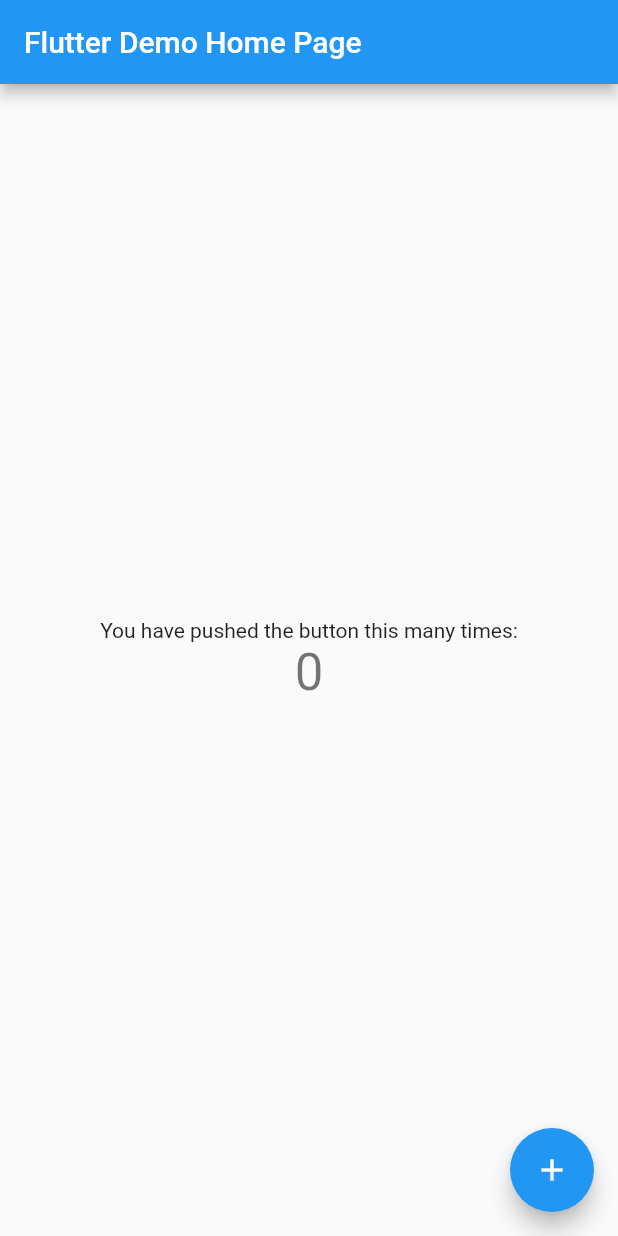
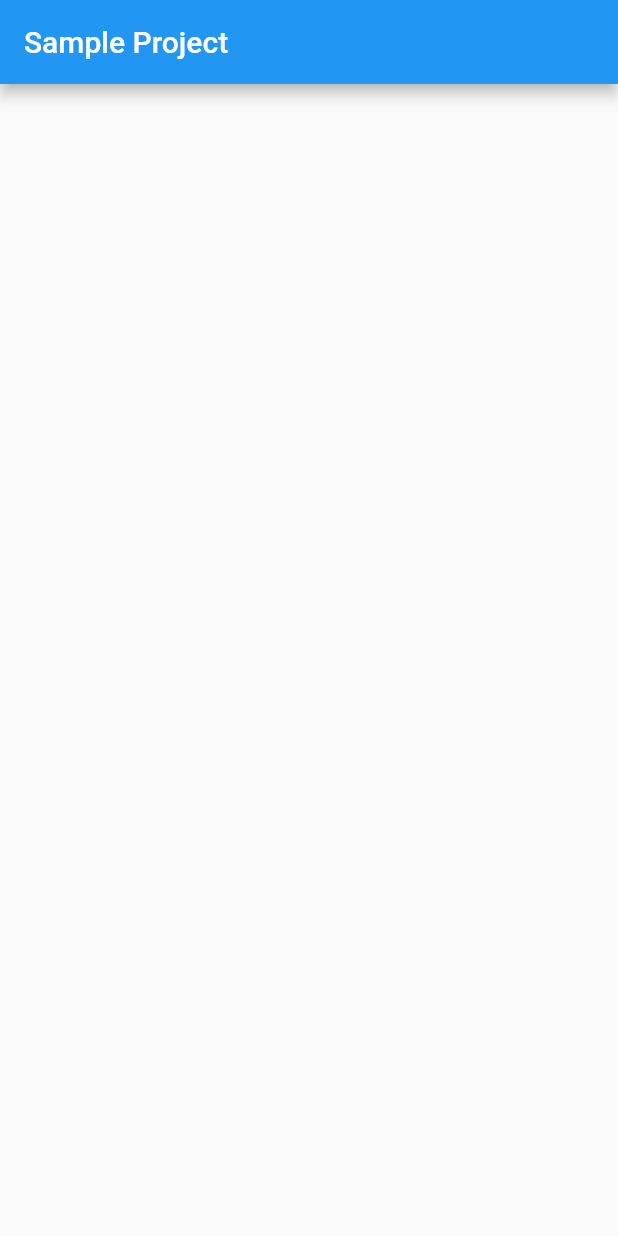
Before and after one commit to edizzk/sample_project, a Flutter app: the screen it shows after launch, on a phone screen of 412 x 824 dp. Run offline on Flutter 3.47's test engine with Material 2 defaults, Android fonts, the phone set to English and light mode, and no system bars.

Commit message:
create crew view

```diff
--- a/lib/main.dart
+++ b/lib/main.dart
@@ -1,4 +1,6 @@
 import 'package:flutter/material.dart';
+
+import 'view/crew_view.dart';
 
 void main() {
   runApp(const MyApp());
@@ -11,87 +13,12 @@ class MyApp extends StatelessWidget {
   @override
   Widget build(BuildContext context) {
     return MaterialApp(
-      title: 'Flutter Demo',
+      title: 'Sample Project',
+      debugShowCheckedModeBanner: false,
       theme: ThemeData(
         primarySwatch: Colors.blue,
       ),
-      home: const MyHomePage(title: 'Flutter Demo Home Page'),
+      home: const CrewView(title: 'Sample Project'),
     );
   }
 }
-
-class MyHomePage extends StatefulWidget {
-  const MyHomePage({Key? key, required this.title}) : super(key: key);
-
-  final String title;
-
-  @override
-  State<MyHomePage> createState() => _MyHomePageState();
-}
-
-class _MyHomePageState extends State<MyHomePage> {
-  int _counter = 0;
-
-  void _incrementCounter() {
-    setState(() {
-      // This call to setState tells the Flutter framework that something has
-      // changed in this State, which causes it to rerun the build method below
-      // so that the display can reflect the updated values. If we changed
-      // _counter without calling setState(), then the build method would not be
-      // called again, and so nothing would appear to happen.
-      _counter++;
-    });
-  }
-
-  @override
-  Widget build(BuildContext context) {
-    // This method is rerun every time setState is called, for instance as done
-    // by the _incrementCounter method above.
-    //
-    // The Flutter framework has been optimized to make rerunning build methods
-    // fast, so that you can just rebuild anything that needs updating rather
-    // than having to individually change instances of widgets.
-    return Scaffold(
-      appBar: AppBar(
-        // Here we take the value from the MyHomePage object that was created by
-        // the App.build method, and use it to set our appbar title.
-        title: Text(widget.title),
-      ),
-      body: Center(
-        // Center is a layout widget. It takes a single child and positions it
-        // in the middle of the parent.
-        child: Column(
-          // Column is also a layout widget. It takes a list of children and
-          // arranges them vertically. By default, it sizes itself to fit its
-          // children horizontally, and tries to be as tall as its parent.
-          //
-          // Invoke "debug painting" (press "p" in the console, choose the
-          // "Toggle Debug Paint" action from the Flutter Inspector in Android
-          // Studio, or the "Toggle Debug Paint" command in Visual Studio Code)
-          // to see the wireframe for each widget.
-          //
-          // Column has various properties to control how it sizes itself and
-          // how it positions its children. Here we use mainAxisAlignment to
-          // center the children vertically; the main axis here is the vertical
-          // axis because Columns are vertical (the cross axis would be
-          // horizontal).
-          mainAxisAlignment: MainAxisAlignment.center,
-          children: <Widget>[
-            const Text(
-              'You have pushed the button this many times:',
-            ),
-            Text(
-              '$_counter',
-              style: Theme.of(context).textTheme.headline4,
-            ),
-          ],
-        ),
-      ),
-      floatingActionButton: FloatingActionButton(
-        onPressed: _incrementCounter,
-        tooltip: 'Increment',
-        child: const Icon(Icons.add),
-      ), // This trailing comma makes auto-formatting nicer for build methods.
-    );
-  }
-}
--- /dev/null
+++ b/lib/view/crew_view.dart
@@ -0,0 +1,17 @@
+import 'package:flutter/material.dart';
+
+class CrewView extends StatelessWidget {
+  const CrewView({Key? key, required this.title}) : super(key: key);
+
+  final String title;
+
+  @override
+  Widget build(BuildContext context) {
+    return Scaffold(
+      appBar: AppBar(
+        title: Text(title),
+      ),
+      body: const Center(),
+      );
+  }
+}
```
